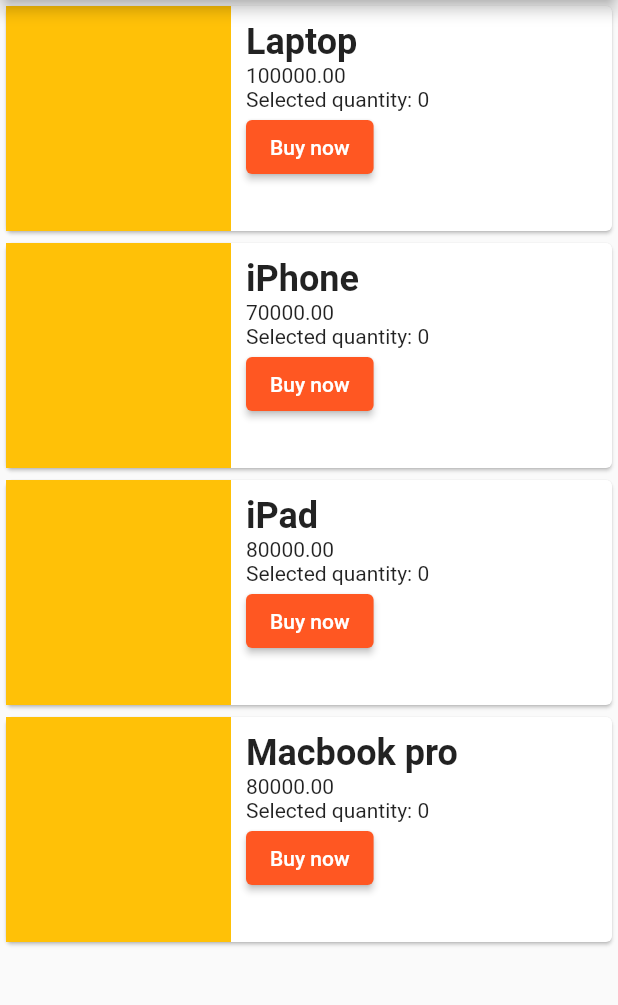
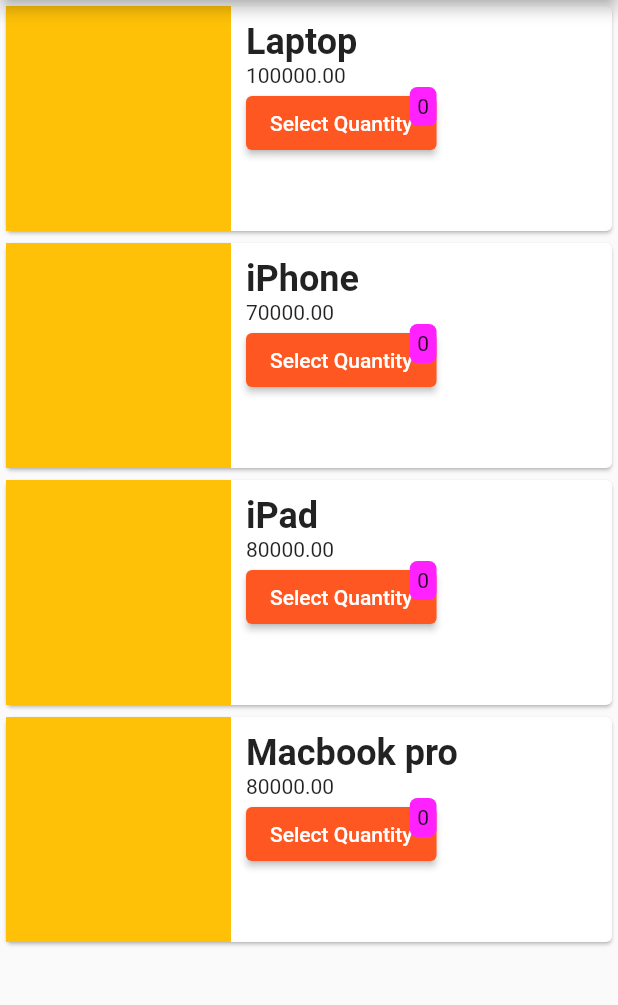
Before and after one commit to frontenddevtrainer/flutter-learning-mar29, a Flutter app: the screen it shows after launch, on a phone screen of 412 x 824 dp, the part 84-1089 px from its top. Run offline on Flutter 3.47's test engine with Material 2 defaults, Android fonts, the phone set to English and light mode, and no system bars.

Commit message:
added stack widget.

```diff
--- a/lib/widgets/ProductListItem.dart
+++ b/lib/widgets/ProductListItem.dart
@@ -3,21 +3,18 @@ import "package:flutter/material.dart";
 import "../models/Product.dart";
 
 class ProductListItem extends StatefulWidget {
-
   final Product product;
 
   ProductListItem({required this.product, Key? key}) : super(key: key);
-
 
   @override
   _ProductListItemState createState() => _ProductListItemState();
 }
 
 class _ProductListItemState extends State<ProductListItem> {
-
   int counter = 0;
 
-  void _increaseQuantity(){
+  void _increaseQuantity() {
     setState(() {
       counter++;
     });
@@ -47,9 +44,27 @@ class _ProductListItemState extends State<ProductListItem> {
                           fontWeight: FontWeight.bold, fontSize: 24),
                     ),
                     Text(widget.product.price.toStringAsFixed(2)),
-                    Text("Selected quantity: $counter"),
-                    ElevatedButton(
-                        onPressed: _increaseQuantity, child: const Text("Buy now"))
+                    // Text("Selected quantity: $counter"),
+                    // ElevatedButton(
+                    //     onPressed: _increaseQuantity,
+                    //     child: const Text("Buy now")),
+                    Stack(
+                      children: [
+                        ElevatedButton(
+                            onPressed: _increaseQuantity,
+                            child: const Text("Select Quantity")),
+                        Positioned(
+                          right: 0,
+                            child: Container(
+                          padding: const EdgeInsets.all(5),
+                          decoration: const BoxDecoration(
+                              color: Color.fromARGB(255, 255, 34, 255),
+                              borderRadius:
+                                  BorderRadius.all(Radius.circular(5))),
+                          child: Text(counter.toString()),
+                        ))
+                      ],
+                    )
                   ]),
             ),
           ]),
```
